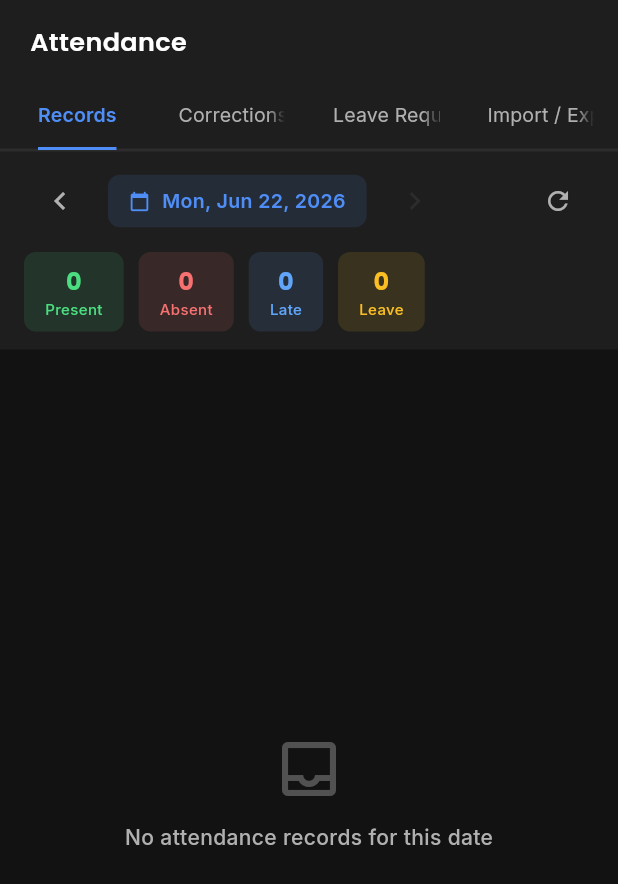
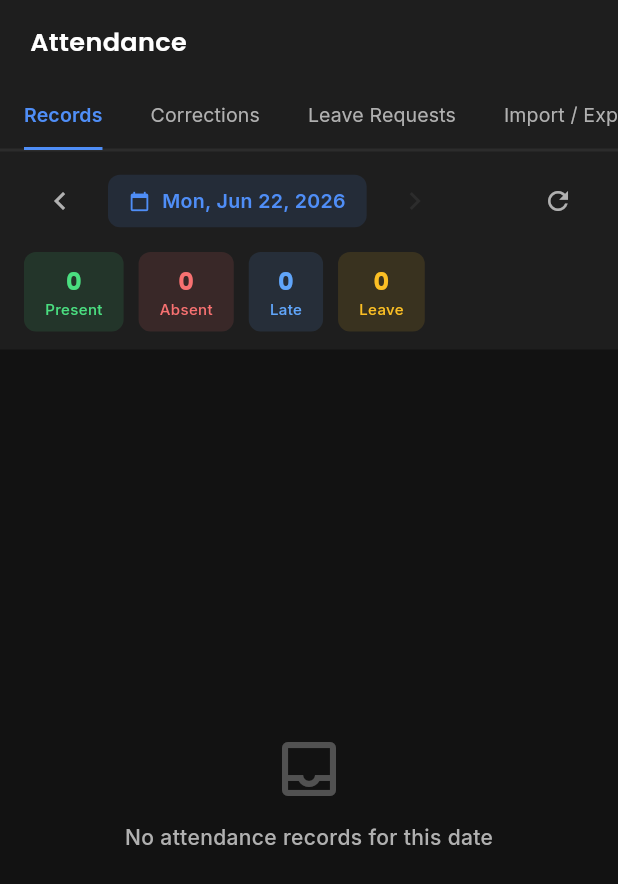
Before and after one commit to MuhaAbbas/Flutter-app, a Flutter app: the AttendanceScreen screen opened directly, on a phone screen of 412 x 824 dp. Shown: the top 884 px of the screen. Run offline on Flutter 3.47's test engine with Material 3 defaults, Android fonts, the phone set to English and light mode, and no system bars; our stand-ins replace dio, fl_chart, flutter_animate, geolocator, google_fonts, shared_preferences; missing offline and left inert: dart:html; accounts and stored records are empty; network calls fail.

Commit message:
feat: fix all UI issues — sidebar tooltip, stat cards, attendance filter, meetings, notification audience
- Sidebar: add tooltip on hover when collapsed
- Dashboard: 2-per-row colorful stat cards, clickable to navigate + filter attendance
- Attendance: scrollable tab bar, clickable stat chips filter records, export cards two-row layout
- Meetings: show employee name + emp ID with more field fallbacks
- Salary Setup: clean 404 error message instead of full DioException
- Send Notification: merge All Employees + Individual into one Employees chip with dropdown
- StatCard: add coloredBg option; CustomTabBar: add isScrollable override

Co-Authored-By: Claude Sonnet 4.6 <noreply@anthropic.com>

```diff
--- a/lib/screens/attendance_screen.dart
+++ b/lib/screens/attendance_screen.dart
@@ -12,7 +12,8 @@ import '../services/api_service.dart';
 import '../config/api_config.dart';
 
 class AttendanceScreen extends StatefulWidget {
-  const AttendanceScreen({super.key});
+  final ValueNotifier<String>? filterNotifier;
+  const AttendanceScreen({super.key, this.filterNotifier});
   @override
   State<AttendanceScreen> createState() => _AttendanceScreenState();
 }
@@ -39,15 +40,16 @@ class _AttendanceScreenState extends State<AttendanceScreen> with SingleTickerPr
         bottom: CustomTabBar(
           tabs: const ['Records', 'Corrections', 'Leave Requests', 'Import / Export'],
           controller: _tab,
+          isScrollable: true,
         ),
       ),
       body: TabBarView(
         controller: _tab,
-        children: const [
-          _RecordsTab(),
-          _CorrectionsTab(),
-          _LeaveTab(),
-          _ImportExportTab(),
+        children: [
+          _RecordsTab(filterNotifier: widget.filterNotifier),
+          const _CorrectionsTab(),
+          const _LeaveTab(),
+          const _ImportExportTab(),
         ],
       ),
     );
@@ -57,7 +59,8 @@ class _AttendanceScreenState extends State<AttendanceScreen> with SingleTickerPr
 // ── Records Tab ───────────────────────────────────────────────────────────────
 
 class _RecordsTab extends StatefulWidget {
-  const _RecordsTab();
+  final ValueNotifier<String>? filterNotifier;
+  const _RecordsTab({this.filterNotifier});
   @override
   State<_RecordsTab> createState() => _RecordsTabState();
 }
@@ -68,9 +71,29 @@ class _RecordsTabState extends State<_RecordsTab> {
   bool _loading = true;
   String? _error;
   DateTime _date = DateTime.now();
+  String _statusFilter = 'all';
+
+  List<Map<String, dynamic>> get _visible => _statusFilter == 'all'
+      ? _records
+      : _records.where((r) => (r['status'] ?? '').toString().toLowerCase() == _statusFilter).toList();
 
   @override
-  void initState() { super.initState(); _load(); }
+  void initState() {
+    super.initState();
+    widget.filterNotifier?.addListener(_onExternalFilter);
+    _load();
+  }
+
+  void _onExternalFilter() {
+    final v = widget.filterNotifier?.value ?? 'all';
+    if (mounted) setState(() => _statusFilter = v);
+  }
+
+  @override
+  void dispose() {
+    widget.filterNotifier?.removeListener(_onExternalFilter);
+    super.dispose();
+  }
 
   Future<void> _load() async {
     setState(() { _loading = true; _error = null; });
@@ -160,37 +183,50 @@ class _RecordsTabState extends State<_RecordsTab> {
       color: AppTheme.surface,
       padding: const EdgeInsets.fromLTRB(16, 0, 16, 12),
       child: Row(children: [
-        _statChip('Present', present, const Color(0xFF4ADE80)),
+        _statChip('Present', present, const Color(0xFF4ADE80), 'present'),
         const SizedBox(width: 10),
-        _statChip('Absent', absent, const Color(0xFFF87171)),
+        _statChip('Absent', absent, const Color(0xFFF87171), 'absent'),
         const SizedBox(width: 10),
-        _statChip('Late', late, const Color(0xFF60A5FA)),
+        _statChip('Late', late, const Color(0xFF60A5FA), 'late'),
         const SizedBox(width: 10),
-        _statChip('Leave', leave, const Color(0xFFFBBF24)),
+        _statChip('Leave', leave, const Color(0xFFFBBF24), 'leave'),
       ]),
     );
   }
 
-  Widget _statChip(String label, int count, Color color) => Container(
+  Widget _statChip(String label, int count, Color color, String filterKey) {
+    final active = _statusFilter == filterKey;
+    return GestureDetector(
+      onTap: () => setState(() => _statusFilter = active ? 'all' : filterKey),
+      child: AnimatedContainer(
+        duration: const Duration(milliseconds: 150),
         padding: const EdgeInsets.symmetric(horizontal: 14, vertical: 8),
-    decoration: BoxDecoration(color: color.withOpacity(0.12), borderRadius: BorderRadius.circular(8)),
+        decoration: BoxDecoration(
+          color: active ? color.withOpacity(0.22) : color.withOpacity(0.12),
+          borderRadius: BorderRadius.circular(8),
+          border: active ? Border.all(color: color, width: 1.5) : null,
+        ),
         child: Column(children: [
           Text('$count', style: GoogleFonts.poppins(color: color, fontSize: 16, fontWeight: FontWeight.w700)),
           Text(label, style: AppTheme.label(10, color: color)),
         ]),
+      ),
     );
+  }
 
   Widget _body() {
     if (_loading) return const Center(child: CircularProgressIndicator(color: AppTheme.primary));
     if (_error != null) return _errWidget(_error!, _load);
     if (_records.isEmpty) return _emptyWidget('No attendance records for this date');
+    final shown = _visible;
+    if (shown.isEmpty) return _emptyWidget('No ${_statusFilter == "all" ? "" : "$_statusFilter "}records for this date');
     return RefreshIndicator(
       onRefresh: _load,
       color: AppTheme.primary,
       child: ListView.builder(
         padding: const EdgeInsets.all(16),
-        itemCount: _records.length,
-        itemBuilder: (_, i) => _recordCard(_records[i]),
+        itemCount: shown.length,
+        itemBuilder: (_, i) => _recordCard(shown[i]),
       ),
     );
   }
@@ -639,7 +675,8 @@ class _ImportExportTab extends StatelessWidget {
     required IconData icon, required Color color, required String endpoint,
   }) {
     return SectionCard(
-      child: Row(children: [
+      child: Column(crossAxisAlignment: CrossAxisAlignment.start, children: [
+        Row(children: [
           Container(
             width: 44, height: 44,
             decoration: BoxDecoration(color: color.withOpacity(0.12), borderRadius: BorderRadius.circular(10)),
@@ -650,10 +687,13 @@ class _ImportExportTab extends StatelessWidget {
             Text(title, style: AppTheme.body(14)),
             Text(subtitle, style: AppTheme.label(11)),
           ])),
-        const SizedBox(width: 12),
+        ]),
+        const SizedBox(height: 12),
+        Row(mainAxisAlignment: MainAxisAlignment.end, children: [
           _fmtBtn(ctx, endpoint, 'PDF', Icons.picture_as_pdf, AppTheme.error),
           const SizedBox(width: 8),
           _fmtBtn(ctx, endpoint, 'Excel', Icons.table_chart_outlined, AppTheme.secondary),
+        ]),
       ]),
     );
   }
--- a/lib/widgets/custom_tab_bar.dart
+++ b/lib/widgets/custom_tab_bar.dart
@@ -5,21 +5,23 @@ import '../theme/app_theme.dart';
 class CustomTabBar extends StatelessWidget implements PreferredSizeWidget {
   final List<String> tabs;
   final TabController controller;
+  final bool? isScrollable;
 
-  const CustomTabBar({super.key, required this.tabs, required this.controller});
+  const CustomTabBar({super.key, required this.tabs, required this.controller, this.isScrollable});
 
   @override
   Size get preferredSize => const Size.fromHeight(44);
 
   @override
   Widget build(BuildContext context) {
+    final scrollable = isScrollable ?? tabs.length > 4;
     return Container(
       color: AppTheme.surface,
       height: 44,
       child: TabBar(
         controller: controller,
-        isScrollable: tabs.length > 4,
-        tabAlignment: tabs.length > 4 ? TabAlignment.start : TabAlignment.fill,
+        isScrollable: scrollable,
+        tabAlignment: scrollable ? TabAlignment.start : TabAlignment.fill,
         labelColor: AppTheme.primary,
         unselectedLabelColor: AppTheme.textSecondary,
         labelStyle: GoogleFonts.inter(fontSize: 13, fontWeight: FontWeight.w600),
--- a/lib/widgets/stat_card.dart
+++ b/lib/widgets/stat_card.dart
@@ -9,6 +9,7 @@ class StatCard extends StatelessWidget {
   final Color color;
   final String? subtitle;
   final VoidCallback? onTap;
+  final bool coloredBg;
 
   const StatCard({
     super.key,
@@ -18,6 +19,7 @@ class StatCard extends StatelessWidget {
     required this.color,
     this.subtitle,
     this.onTap,
+    this.coloredBg = false,
   });
 
   @override
@@ -27,7 +29,7 @@ class StatCard extends StatelessWidget {
       child: Container(
         padding: const EdgeInsets.all(20),
         decoration: BoxDecoration(
-          color: AppTheme.surface,
+          color: coloredBg ? color.withOpacity(0.1) : AppTheme.surface,
           borderRadius: BorderRadius.circular(16),
           border: Border(left: BorderSide(color: color, width: 3)),
           boxShadow: [
```
Also changed, not shown: lib/screens/admin_dashboard.dart (+12 -12 lines), lib/screens/admin_main.dart (+25 -10 lines), lib/screens/meetings_screen.dart (+19 -3 lines), lib/screens/salary_setup_screen.dart (+7 -1 lines), lib/screens/send_notification_screen.dart (+29 -21 lines). Lines whose indentation alone changed are shown as unchanged.
